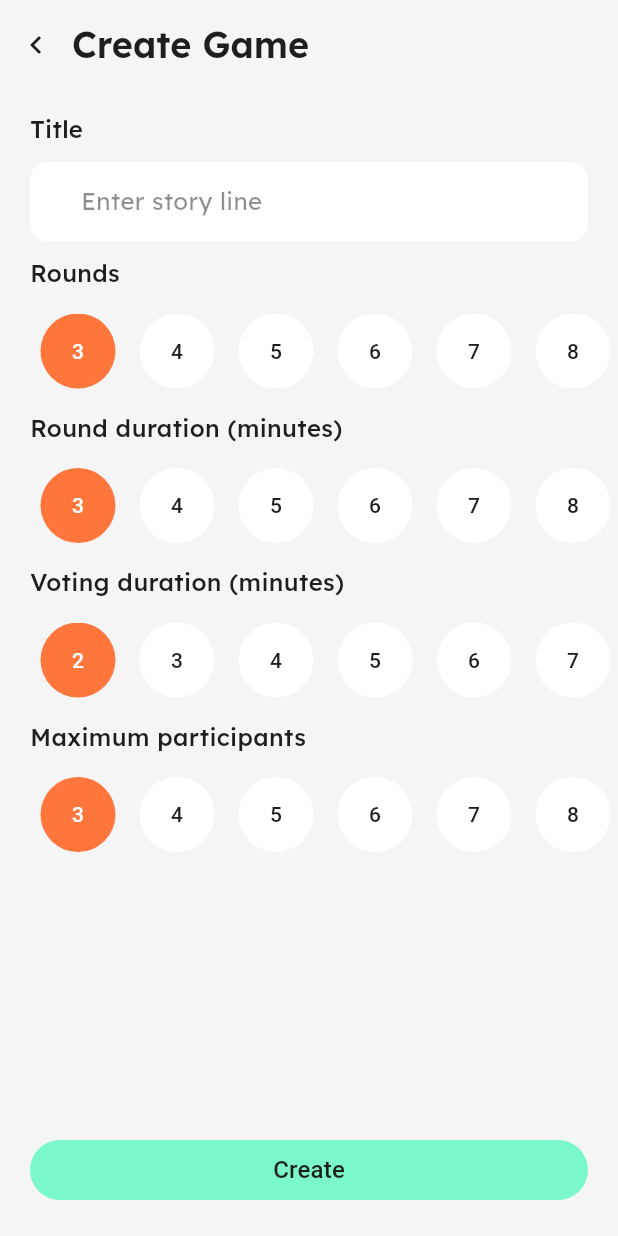
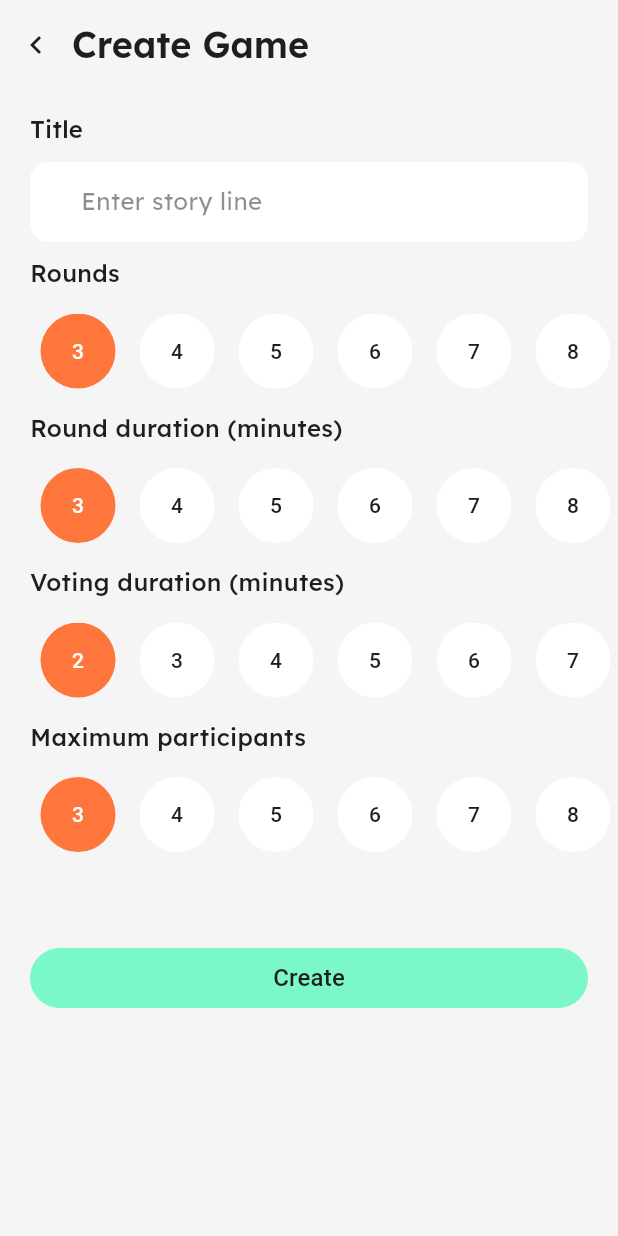
Before and after one commit to trillionclues/chronicle-client, a Flutter app: the CreateGamePage screen opened by its route, on a phone screen of 412 x 824 dp. Run offline on Flutter 3.47's test engine with Material 3 defaults, Android fonts, the phone set to English and light mode, and no system bars; our stand-ins replace dio, equatable, firebase_auth, firebase_core, flutter_bloc, flutter_dotenv and 6 more; missing offline and left inert: dart:ffi; accounts and stored records are empty; network calls fail.

Commit message:
fixed create game layout renderflex and onInputchanged errors

```diff
--- /dev/null
+++ b/devtools_options.yaml
@@ -0,0 +1,3 @@
+description: This file stores settings for Dart & Flutter DevTools.
+documentation: https://docs.flutter.dev/tools/devtools/extensions#configure-extension-enablement-states
+extensions:
--- a/lib/features/create_game/presentation/page/create_game_page.dart
+++ b/lib/features/create_game/presentation/page/create_game_page.dart
@@ -22,7 +22,7 @@ class _CreateGamePageState extends State<CreateGamePage> {
   String title = "";
   int rounds = 3;
   int roundDuration = 2;
-  int votingDuration = 3;
+  int votingDuration = 2;
   int maximumParticipants = 3;
 
   @override
@@ -61,17 +61,23 @@ class _CreateGamePageState extends State<CreateGamePage> {
           onTap: () {
             FocusScope.of(context).unfocus();
           },
+          child: SafeArea(
+            child: SingleChildScrollView(
               child: Column(
                 crossAxisAlignment: CrossAxisAlignment.start,
                 children: [
                   Padding(
-              padding: const EdgeInsets.symmetric(horizontal: 20, vertical: 15),
+                    padding: const EdgeInsets.symmetric(
+                        horizontal: 20, vertical: 15),
                     child: Column(
                         crossAxisAlignment: CrossAxisAlignment.start,
                         children: [
                           Text(
                             "Title",
-                      style: Theme.of(context).textTheme.bodyMedium?.copyWith(
+                            style: Theme.of(context)
+                                .textTheme
+                                .bodyMedium
+                                ?.copyWith(
                                   fontWeight: FontWeight.w500,
                                 ),
                           ),
@@ -94,7 +100,10 @@ class _CreateGamePageState extends State<CreateGamePage> {
                           ),
                           Text(
                             "Rounds",
-                      style: Theme.of(context).textTheme.bodyMedium?.copyWith(
+                            style: Theme.of(context)
+                                .textTheme
+                                .bodyMedium
+                                ?.copyWith(
                                   fontWeight: FontWeight.w500,
                                 ),
                           ),
@@ -109,7 +118,8 @@ class _CreateGamePageState extends State<CreateGamePage> {
                         });
                       }),
                   Padding(
-              padding: const EdgeInsets.symmetric(horizontal: 20, vertical: 15),
+                    padding: const EdgeInsets.symmetric(
+                        horizontal: 20, vertical: 15),
                     child: Text(
                       "Round duration (minutes)",
                       style: Theme.of(context).textTheme.bodyMedium?.copyWith(
@@ -126,7 +136,8 @@ class _CreateGamePageState extends State<CreateGamePage> {
                         });
                       }),
                   Padding(
-              padding: const EdgeInsets.symmetric(horizontal: 20, vertical: 15),
+                    padding: const EdgeInsets.symmetric(
+                        horizontal: 20, vertical: 15),
                     child: Text(
                       "Voting duration (minutes)",
                       style: Theme.of(context).textTheme.bodyMedium?.copyWith(
@@ -143,7 +154,8 @@ class _CreateGamePageState extends State<CreateGamePage> {
                         });
                       }),
                   Padding(
-              padding: const EdgeInsets.symmetric(horizontal: 20, vertical: 15),
+                    padding: const EdgeInsets.symmetric(
+                        horizontal: 20, vertical: 15),
                     child: Text(
                       "Maximum participants",
                       style: Theme.of(context).textTheme.bodyMedium?.copyWith(
@@ -159,7 +171,7 @@ class _CreateGamePageState extends State<CreateGamePage> {
                           maximumParticipants = value;
                         });
                       }),
-            Spacer(),
+                  SizedBox(height: 40),
                   Padding(
                     padding: const EdgeInsets.all(20),
                     child: DefaultButton(
@@ -168,12 +180,14 @@ class _CreateGamePageState extends State<CreateGamePage> {
                       onPressed: title.isEmpty
                           ? null
                           : () {
-                        context.read<CreateGameBloc>().add(CreateGameEvent(
+                              context.read<CreateGameBloc>().add(
+                                  CreateGameEvent(
                                       title: title,
                                       rounds: rounds,
                                       roundDuration: roundDuration,
                                       votingDuration: votingDuration,
-                            maximumParticipants: maximumParticipants));
+                                      maximumParticipants:
+                                          maximumParticipants));
                             },
                       backgroundColor: AppColors.secondary,
                       textColor: AppColors.textColor,
@@ -181,7 +195,8 @@ class _CreateGamePageState extends State<CreateGamePage> {
                   ),
                 ],
               ),
-      );
+            ),
+          ));
     });
   }
 }
--- a/lib/features/create_game/presentation/widgets/number_picker.dart
+++ b/lib/features/create_game/presentation/widgets/number_picker.dart
@@ -39,6 +39,7 @@ class _NumberPickerState extends State<NumberPicker> {
                 onPressed: () {
                   setState(() {
                     selectedNumber = widget.from + index;
+                    widget.onNumberChanged(selectedNumber!);
                   });
                 },
                 style: ElevatedButton.styleFrom(
--- /dev/null
+++ b/lib/features/game/presentation/page/create_game_page.dart
@@ -0,0 +1,28 @@
+import 'package:flutter/material.dart';
+
+class CreateGamePage extends StatefulWidget {
+  const CreateGamePage({super.key});
+
+  static const String route = '/create-game';
+
+  @override
+  State<CreateGamePage> createState() => _CreateGamePageState();
+}
+
+class _CreateGamePageState extends State<CreateGamePage> {
+  @override
+  Widget build(BuildContext context) {
+    return Scaffold(
+      appBar: _buildAppBar(context),
+    );
+  }
+
+  AppBar _buildAppBar(BuildContext context){
+    return AppBar(
+      automaticallyImplyLeading: false,
+      title: (
+      Row()
+      ),
+    );
+  }
+}
```
Also changed, not shown: lib/features/game/domain/game_repository.dart (+12 -1 lines). Lines whose indentation alone changed are shown as unchanged.
